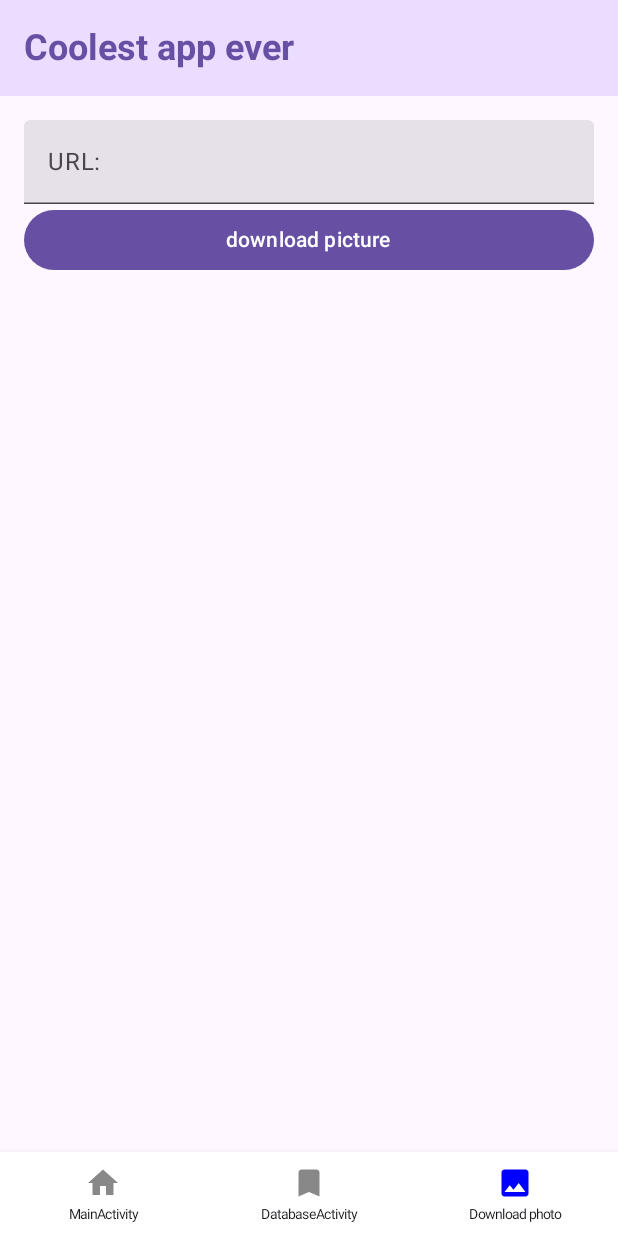
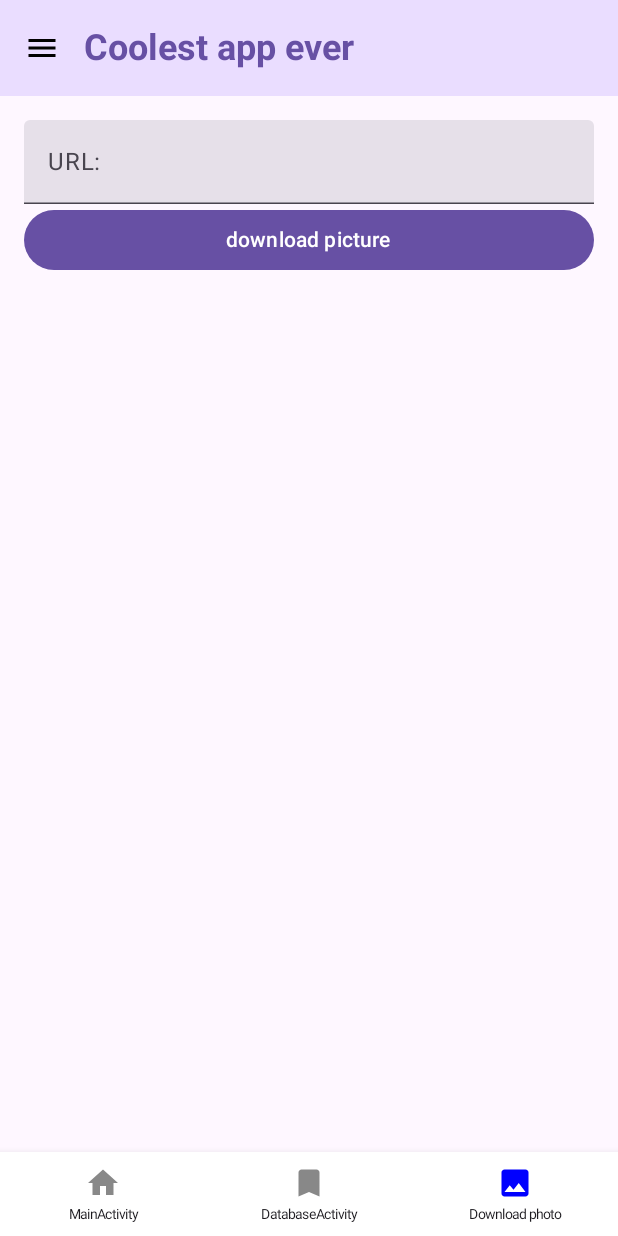
Before and after one commit to povidloid/kotlin_practice_8-10, an Android app built with Jetpack Compose: the thirdScreen screen opened through its navigation route, on a phone screen of 412 x 824 dp. Run offline under Robolectric (Android 15) with nearby library versions, the phone set to English and light mode, and no system bars; our stand-ins replace Room's generated code, livedata-compose.

```diff
--- a/app/build.gradle.kts
+++ b/app/build.gradle.kts
@@ -11,7 +11,7 @@ android {
 
     defaultConfig {
         applicationId = "com.example.kotlin_practice_8_10"
-        minSdk = 28
+        minSdk = 27
         targetSdk = 33
         versionCode = 1
         versionName = "1.0"
--- a/app/src/main/AndroidManifest.xml
+++ b/app/src/main/AndroidManifest.xml
@@ -15,11 +15,6 @@
         android:theme="@style/Theme.Kotlin_practice_810"
         tools:targetApi="31">
         <activity
-            android:name=".DatabaseActivity"
-            android:exported="false"
-            android:label="@string/title_activity_database"
-            android:theme="@style/Theme.Kotlin_practice_810" />
-        <activity
             android:name=".MainActivity"
             android:exported="true"
             android:label="@string/app_name"
--- a/app/src/main/java/com/example/kotlin_practice_8_10/MainActivity.kt
+++ b/app/src/main/java/com/example/kotlin_practice_8_10/MainActivity.kt
@@ -6,25 +6,38 @@ import androidx.activity.ComponentActivity
 import androidx.activity.compose.setContent
 import androidx.compose.foundation.layout.Box
 import androidx.compose.foundation.layout.padding
+import androidx.compose.material3.DrawerValue
+import androidx.compose.material.Icon
 import androidx.compose.material3.ExperimentalMaterial3Api
+import androidx.compose.material3.IconButton
 import androidx.compose.material3.MaterialTheme
+import androidx.compose.material3.ModalDrawerSheet
+import androidx.compose.material3.ModalNavigationDrawer
+import androidx.compose.material3.NavigationDrawerItem
 import androidx.compose.material3.Scaffold
 import androidx.compose.material3.Text
 import androidx.compose.material3.TopAppBar
 import androidx.compose.material3.TopAppBarDefaults
+import androidx.compose.material3.rememberDrawerState
+import androidx.compose.runtime.mutableStateOf
+import androidx.compose.runtime.remember
+import androidx.compose.runtime.rememberCoroutineScope
 import androidx.compose.ui.Modifier
+import androidx.compose.ui.res.painterResource
 import androidx.compose.ui.text.font.FontWeight
 import androidx.compose.ui.unit.sp
 import androidx.lifecycle.ViewModelProvider
 import androidx.navigation.compose.NavHost
 import androidx.navigation.compose.composable
 import androidx.navigation.compose.rememberNavController
+import com.example.kotlin_practice_8_10.buttonNavigation.ButtonItem
 import com.example.kotlin_practice_8_10.buttonNavigation.buttonNavigation
 import com.example.kotlin_practice_8_10.database.MainDB
 import com.example.kotlin_practice_8_10.screens.FirstScreen
 import com.example.kotlin_practice_8_10.screens.SecondScreen
 import com.example.kotlin_practice_8_10.screens.thirdScreen
 import com.example.kotlin_practice_8_10.viewModel.MyViewModel
+import kotlinx.coroutines.launch
 
 class MainActivity : ComponentActivity() {
     @SuppressLint("UnusedMaterial3ScaffoldPaddingParameter")
@@ -36,6 +49,39 @@ class MainActivity : ComponentActivity() {
             val db = MainDB.getDb(this)
             val navController = rememberNavController()
 
+            val drawerState = rememberDrawerState(initialValue = DrawerValue.Closed)
+            val drawItems = listOf(
+                ButtonItem.Window1,
+                ButtonItem.Window2,
+                ButtonItem.Window3
+            )
+            val scope = rememberCoroutineScope()
+            val selectedItem = remember { mutableStateOf(drawItems[0]) }
+
+            ModalNavigationDrawer(
+                drawerState = drawerState,
+                drawerContent = {
+                    ModalDrawerSheet {
+                        drawItems.forEach { item ->
+                            NavigationDrawerItem(
+                                label = { Text(text = item.title) },
+                                selected = selectedItem.value == item,
+                                onClick = {
+                                    navController.navigate(item.route)
+                                    scope.launch {
+                                        selectedItem.value = item
+                                        drawerState.close()
+                                    }
+                                },
+                                icon = {
+                                    Icon(
+                                        painter = painterResource(id = item.iconId),
+                                        contentDescription = "Item"
+                                    )
+                                })
+                        }
+                    }
+                }) {
                 Scaffold(
                     topBar = {
                         TopAppBar(
@@ -49,10 +95,22 @@ class MainActivity : ComponentActivity() {
                                     fontSize = 24.sp,
                                     fontWeight = FontWeight.Bold
                                 )
+                            },
+                            navigationIcon = {
+                                IconButton(onClick = { scope.launch {
+                                    drawerState.apply {
+                                        if (isClosed) open() else close()
+                                    }
+                                } }) {
+                                    Icon(
+                                        painter = painterResource(id = R.drawable.menu),
+                                        contentDescription = "Item"
+                                    )
+                                }
                             }
                         )
                     },
-                bottomBar = { buttonNavigation(navController = navController) }
+                    bottomBar = { buttonNavigation(navController = navController) },
                 ) { innerPadding ->
                     Box(
                         modifier = Modifier.padding(innerPadding)
@@ -78,3 +136,4 @@ class MainActivity : ComponentActivity() {
             }
         }
     }
+}
--- a/app/src/main/java/com/example/kotlin_practice_8_10/screens/firstScreen.kt
+++ b/app/src/main/java/com/example/kotlin_practice_8_10/screens/firstScreen.kt
@@ -119,11 +119,12 @@ fun generateAccountInfo(context: Context, vModel: MyViewModel) {
         .baseUrl("https://dummyjson.com")
         .addConverterFactory(GsonConverterFactory.create()).build()
     val userAPI = retrofit.create(MainAPI::class.java)
+    val num = 50
     CoroutineScope(Dispatchers.IO).launch {
         withContext(Dispatchers.Main)
         {
             try {
-                user = userAPI.getUserById(Random().nextInt(50) + 1)
+                user = userAPI.getUserById(Random().nextInt(num) + 1)
                 Log.d("myApp", user.username + " " + user.password + " " + user.email)
                 vModel.setLogin(user.username)
                 vModel.setPassword(user.password)
--- /dev/null
+++ b/app/src/main/res/drawable/menu.xml
@@ -0,0 +1,5 @@
+<vector android:height="24dp" android:tint="#000000"
+    android:viewportHeight="24" android:viewportWidth="24"
+    android:width="24dp" xmlns:android="http://schemas.android.com/apk/res/android">
+    <path android:fillColor="@android:color/white" android:pathData="M3,18h18v-2L3,16v2zM3,13h18v-2L3,11v2zM3,6v2h18L21,6L3,6z"/>
+</vector>
--- a/build.gradle.kts
+++ b/build.gradle.kts
@@ -1,6 +1,6 @@
 // Top-level build file where you can add configuration options common to all sub-projects/modules.
 plugins {
-    id("com.android.application") version "8.1.1" apply false
+    id("com.android.application") version "8.1.4" apply false
     id("org.jetbrains.kotlin.android") version "1.7.20" apply false
     id("com.google.devtools.ksp") version "1.8.10-1.0.9" apply false
 }
```
Also changed, not shown: app/src/main/java/com/example/kotlin_practice_8_10/screens/thirdScreen.kt (+47 -11 lines), app/src/main/java/com/example/kotlin_practice_8_10/workmanager/ImageDownloadWorker.kt (+43 -3 lines), app/src/main/java/com/example/kotlin_practice_8_10/buttonNavigation/BottomNavigation.kt (renamed from app/src/main/java/com/example/kotlin_practice_8_10/buttonNavigation/ButtonNavigation.kt). Lines whose indentation alone changed are shown as unchanged.
